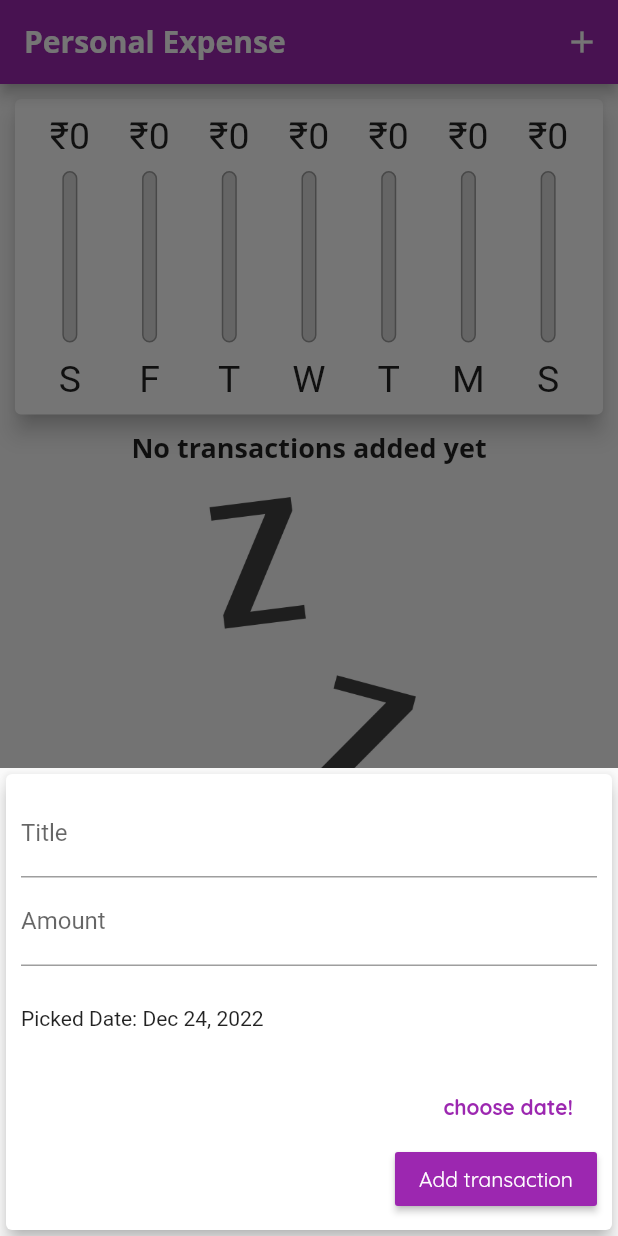
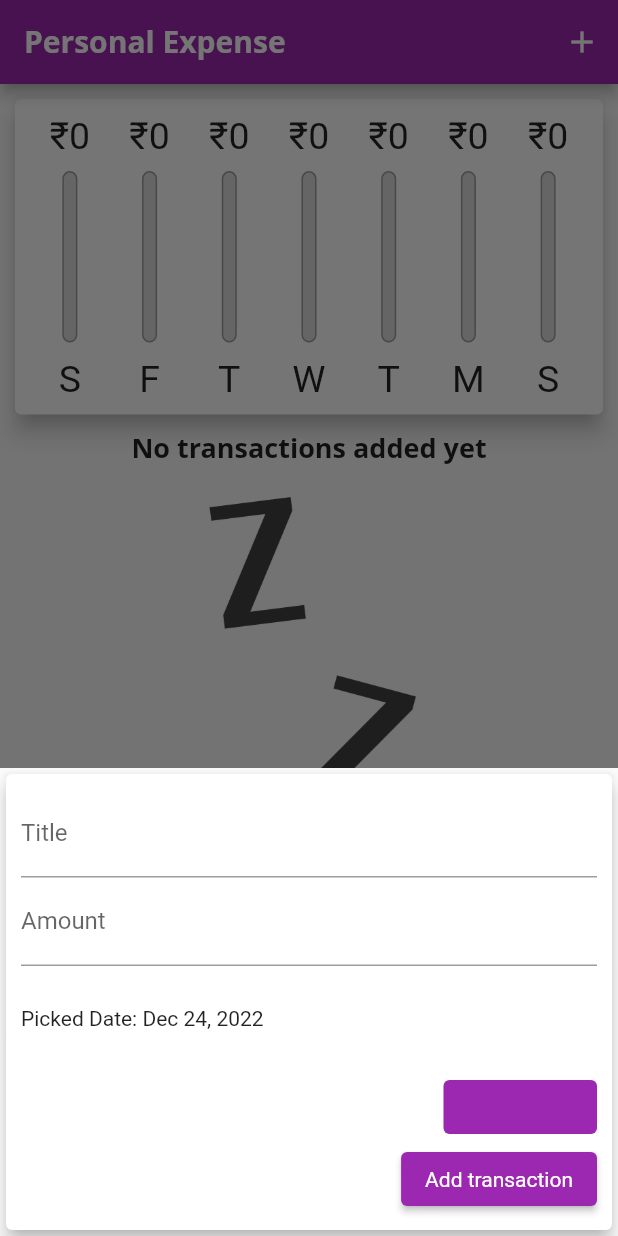
Before and after one commit to swagthehooman/expense-tracker, a Flutter app: the screen it shows after launch, after a tap on the "add" icon, on a phone screen of 412 x 824 dp. Run offline on Flutter 3.47's test engine with Material 2 defaults, Android fonts, the phone set to English and light mode, and no system bars; Roboto replaces fonts that are missing (Open Sans).

Commit message:
Modification for buttons

```diff
--- a/lib/widgets/adaptive_flat_button.dart
+++ b/lib/widgets/adaptive_flat_button.dart
@@ -18,8 +18,9 @@ class AdaptiveFlatButton extends StatelessWidget {
               style: TextStyle(fontWeight: FontWeight.bold),
             ),
             onPressed: handler)
-        : FlatButton(
-            textColor: Theme.of(context).primaryColor,
+        : TextButton(
+            style: TextButton.styleFrom(
+                backgroundColor: Theme.of(context).primaryColor),
             onPressed: handler,
             child: Text(
               'choose date!',
--- a/lib/widgets/new_transactions.dart
+++ b/lib/widgets/new_transactions.dart
@@ -91,11 +91,14 @@ class _NewTransactionsState extends State<NewTransactions> {
                 ),
               ),
               AdaptiveFlatButton('Choose Date', _presentDatePicker),
-              RaisedButton(
+              ElevatedButton(
                 onPressed: _submitData,
                 child: Text("Add transaction"),
-                color: Theme.of(context).primaryColor,
-                textColor: Theme.of(context).textTheme.button?.color,
+                style: ElevatedButton.styleFrom(
+                  backgroundColor: Theme.of(context).primaryColor,
+                  textStyle: TextStyle(
+                      color: Theme.of(context).textTheme.button?.color),
+                ),
               ),
             ],
           ),
```
